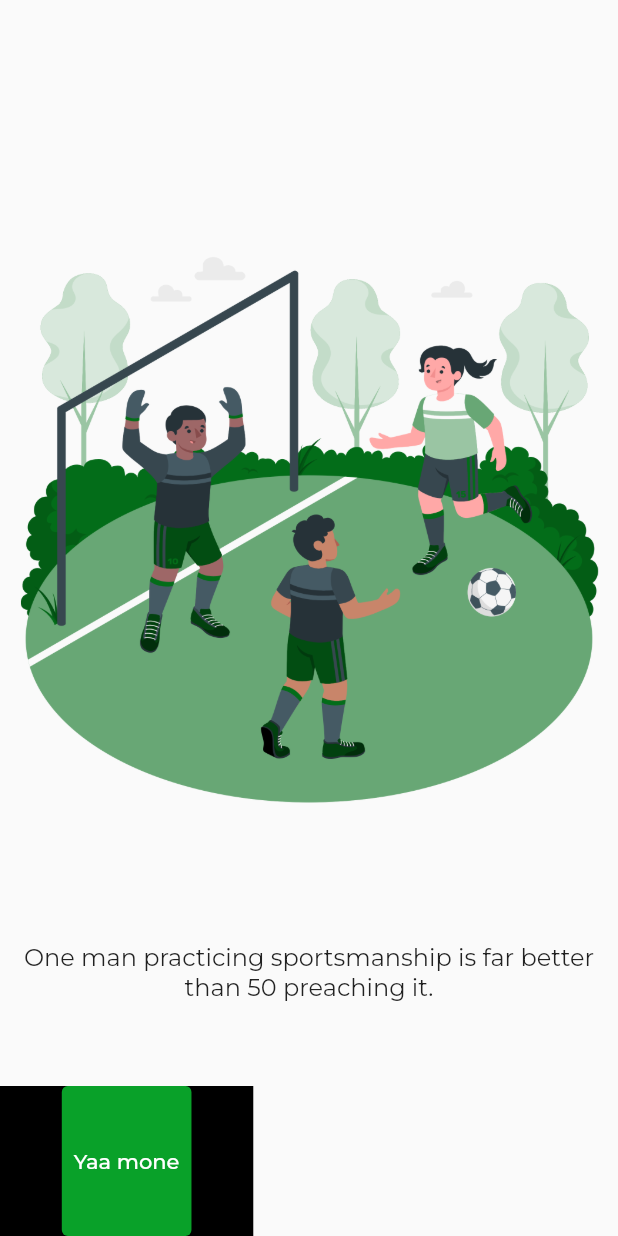
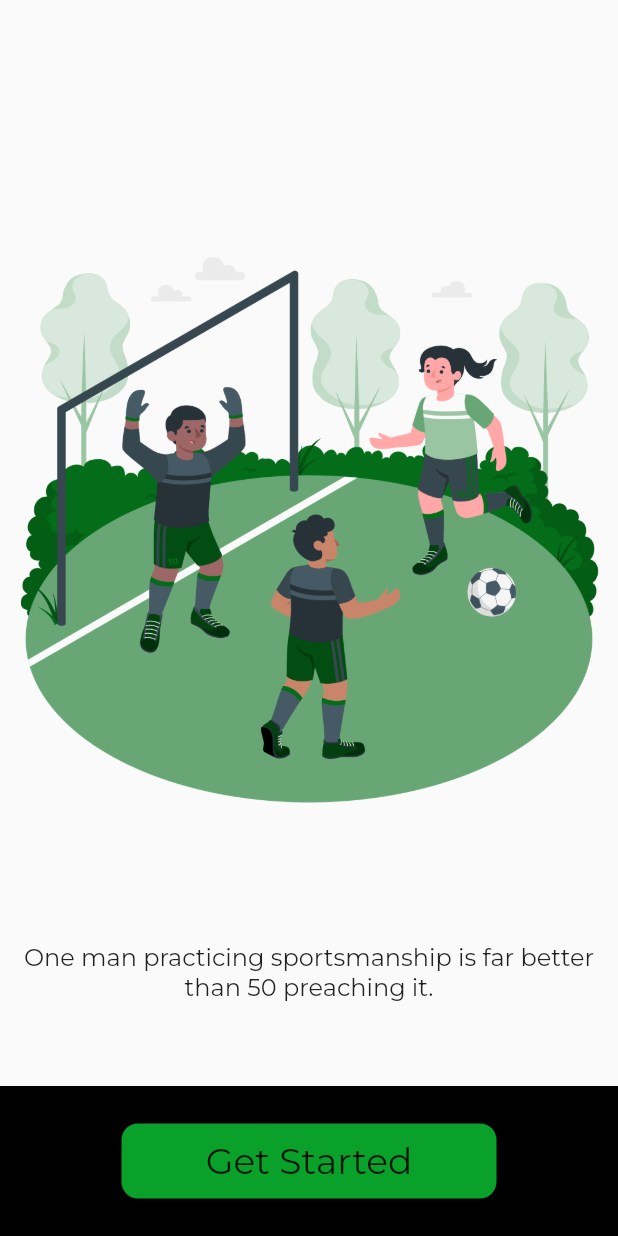
Before and after one commit to AbikMathew/play-turf, a Flutter app: the OnBoardingView screen opened by its route, swiped to page 3, on a phone screen of 412 x 824 dp. Run offline on Flutter 3.47's test engine with Material 2 defaults, Android fonts, the phone set to English and light mode, and no system bars; our stand-ins replace get, get_storage, lottie, sizer, smooth_page_indicator; accounts and stored records are empty.

Commit message:
onboarding almost done

```diff
--- a/lib/app/modules/constants/theme_provider.dart
+++ b/lib/app/modules/constants/theme_provider.dart
@@ -8,6 +8,11 @@ class AppThemes {
     primarySwatch: Colors.grey,
     fontFamily: 'Montserrat',
     textTheme: const TextTheme(
+      headlineSmall: TextStyle(
+
+        fontWeight: FontWeight.w600,
+        color: Colors.white,
+      ),
       titleLarge: TextStyle(
         fontSize: 40,
         fontWeight: FontWeight.bold,
@@ -18,6 +23,7 @@ class AppThemes {
         fontWeight: FontWeight.bold,
         color: Colors.white,
       )
+
     ),
     appBarTheme: const AppBarTheme(
       systemOverlayStyle: SystemUiOverlayStyle(
@@ -26,6 +32,7 @@ class AppThemes {
       ),
     ),
     scaffoldBackgroundColor: Colors.black,
+
   );
 
   static final lightTheme = ThemeData(
--- a/lib/app/modules/onBoarding/controllers/on_boarding_controller.dart
+++ b/lib/app/modules/onBoarding/controllers/on_boarding_controller.dart
@@ -5,7 +5,7 @@ import 'package:play_turf/app/modules/onBoarding/model/onBoarding_info.dart';
 class OnBoardingController extends GetxController {
   //TODO: Implement OnBoardingController
   final pageController = PageController().obs;
-  var isLastPage = false.obs;
+  final isLastPage = false.obs;
 
   List<OnboardingInfo> onboardingPages = [
     OnboardingInfo('asset/images/onboarding_images/Home run-amico.png',
@@ -28,7 +28,9 @@ class OnBoardingController extends GetxController {
   }
 
   @override
-  void onClose() {}
+  void onClose() {
+
+  }
 
   void increment() => count.value++;
 }
--- a/lib/app/modules/onBoarding/views/on_boarding_view.dart
+++ b/lib/app/modules/onBoarding/views/on_boarding_view.dart
@@ -4,6 +4,7 @@ import 'package:flutter/material.dart';
 
 import 'package:get/get.dart';
 import 'package:play_turf/app/modules/constants/colors.dart';
+import 'package:play_turf/app/routes/app_pages.dart';
 import 'package:sizer/sizer.dart';
 import 'package:smooth_page_indicator/smooth_page_indicator.dart';
 
@@ -17,8 +18,8 @@ class OnBoardingView extends GetView<OnBoardingController> {
     return Scaffold(
       body: PageView.builder(
           onPageChanged: (index) {
+            log('vanno ${controller.isLastPage.value} ith');
             if (index == lastPage) {
-              log('vanno');
               controller.isLastPage.value = true;
             }
           },
@@ -44,17 +45,46 @@ class OnBoardingView extends GetView<OnBoardingController> {
         height: 100,
         color: Colors.black,
         child: Obx(() => controller.isLastPage.value
-            ? TextButton(
-                onPressed: () {},
-                style: ButtonStyle(
-                  backgroundColor: MaterialStateProperty.all(primaryGreen),
-                ),
-                child: Text('Yaa mone', style: TextStyle(color: Colors.white),),
-              )
+            ? Center(
+                child: CustomButton(
+                text: 'Get Started',
+                onPressed: () => Get.offAllNamed(Routes.LOGIN),
+              ))
             : BottomBar(
                 controller: controller,
                 lastPage: lastPage,
               )),
+      ),
+    );
+  }
+}
+
+class CustomButton extends StatelessWidget {
+  const CustomButton({
+    required this.text,
+    this.width = 250,
+    required this.onPressed,
+    Key? key,
+  }) : super(key: key);
+  final VoidCallback onPressed;
+  final double width;
+  final String text;
+  @override
+  Widget build(BuildContext context) {
+    return InkWell(
+      onTap: onPressed,
+      child: Container(
+        width: width,
+        height: 50,
+        decoration: BoxDecoration(
+          color: primaryGreen,
+          borderRadius: BorderRadius.circular(11),
+        ),
+        child: Center(
+            child: Text(
+          text,
+          style: Theme.of(context).textTheme.headlineSmall,
+        )),
       ),
     );
   }
```
